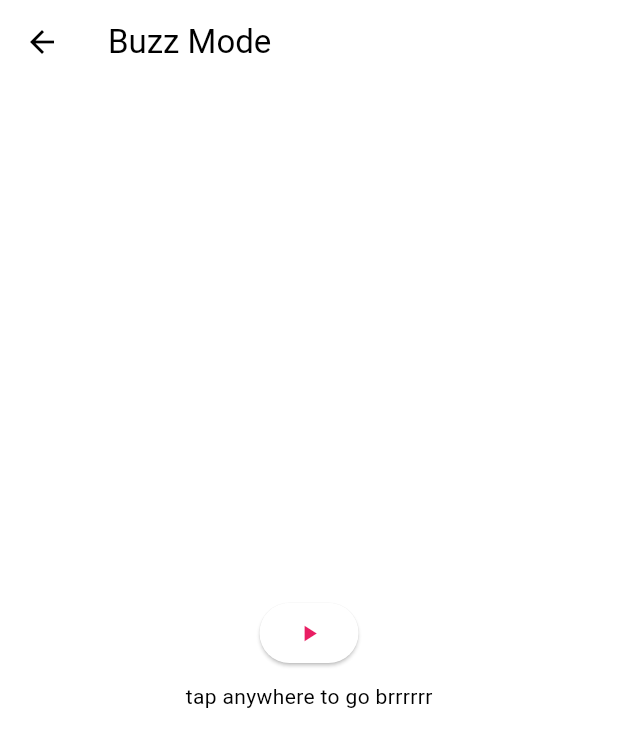
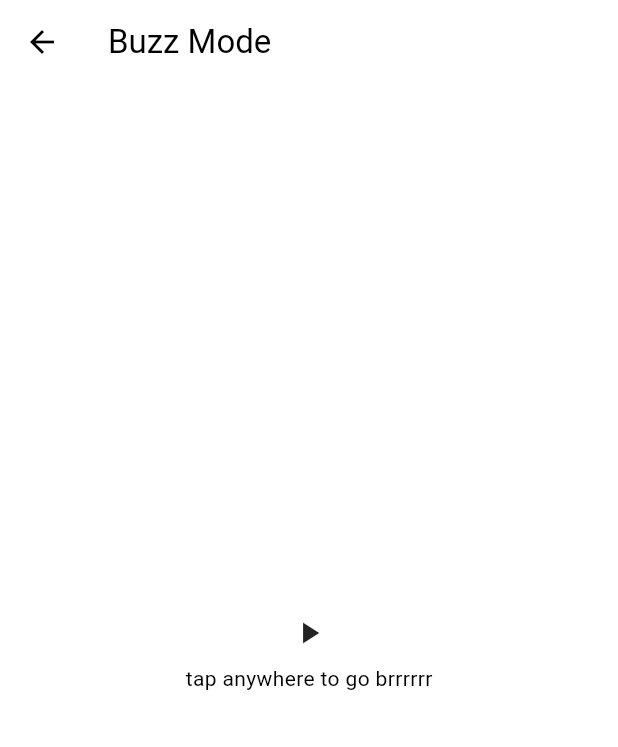
Before and after one commit to HannesGitH/vibration-test, a Flutter app: the BuzzModePage screen opened directly, on a phone screen of 412 x 824 dp. Shown: the top 747 px of the screen. Run offline on Flutter 3.47's test engine with Material 2 defaults, Android fonts, the phone set to English and light mode, and no system bars; drawn by our look-alikes of dynamic_color; our stand-ins replace fl_chart, flutter_riverpod, fluttertoast, package_info_plus, riverpod, vibration; missing offline and left inert: localstore.

Commit message:
no button#

```diff
--- a/lib/pages/buzzmode.dart
+++ b/lib/pages/buzzmode.dart
@@ -27,20 +27,8 @@ class BuzzModePage extends ConsumerWidget {
           child: Column(
             mainAxisAlignment: MainAxisAlignment.center,
             children: [
-              ElevatedButton(
-                onPressed: () {
-                  !pattern.isCurrentlyVibrating
-                      ? ref
-                          .read(activeVibrationPatternProvider.notifier)
-                          .startVib(context: context)
-                      : ref
-                          .read(activeVibrationPatternProvider.notifier)
-                          .stopVib();
-                },
-                child: Icon(pattern.isCurrentlyVibrating
-                    ? Icons.stop
-                    : Icons.play_arrow),
-              ),
+              Icon(
+                  pattern.isCurrentlyVibrating ? Icons.stop : Icons.play_arrow),
               Padding(
                 padding: const EdgeInsets.all(8.0),
                 child: Text(
```
